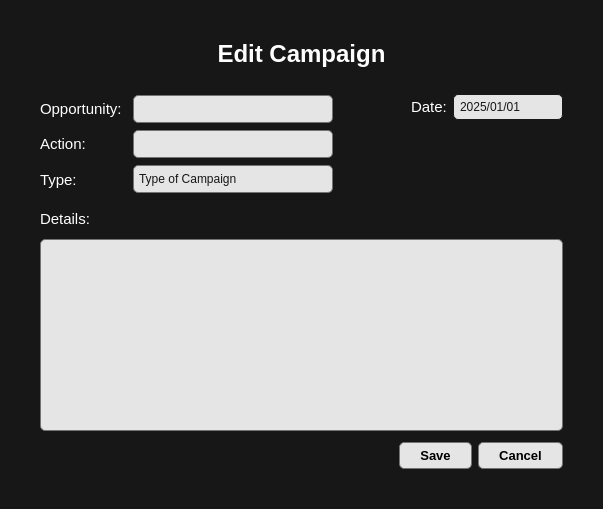
First picture: the form in CRM/views/ui/edit_campaign.ui, repository ImGaby123/SalesOptimizer-CRM, before the edit.
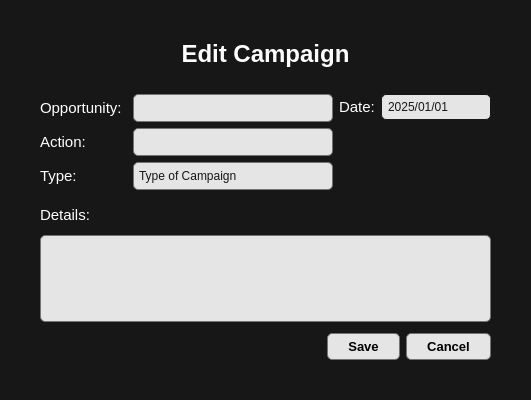
Second picture: the form after the edit. Icons and pictures are not drawn.

The edit to the form file:
```diff
--- a/CRM/views/ui/edit_campaign.ui
+++ b/CRM/views/ui/edit_campaign.ui
@@ -6,8 +6,8 @@
    <rect>
     <x>0</x>
     <y>0</y>
-    <width>603</width>
-    <height>509</height>
+    <width>500</width>
+    <height>400</height>
    </rect>
   </property>
   <property name="windowTitle">
```
